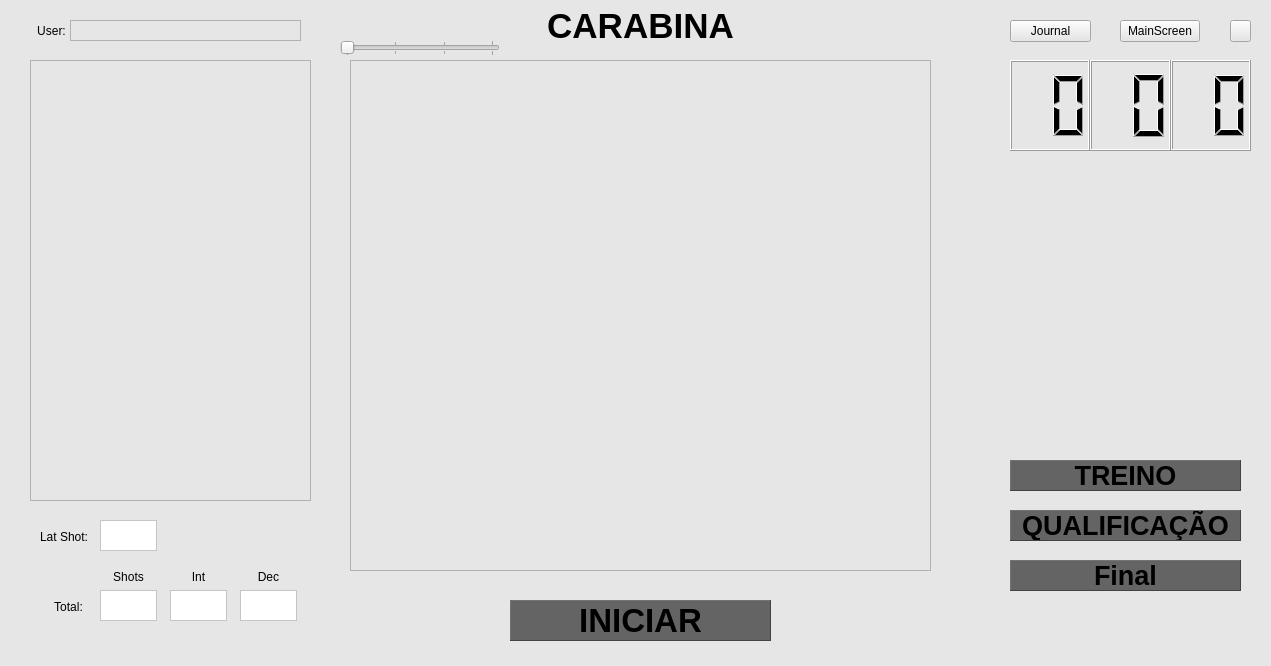
This is local_pc/gui/riflewindow.ui in xBogas/ES-SACA as Qt 5 draws it before an edit. The edited form follows.
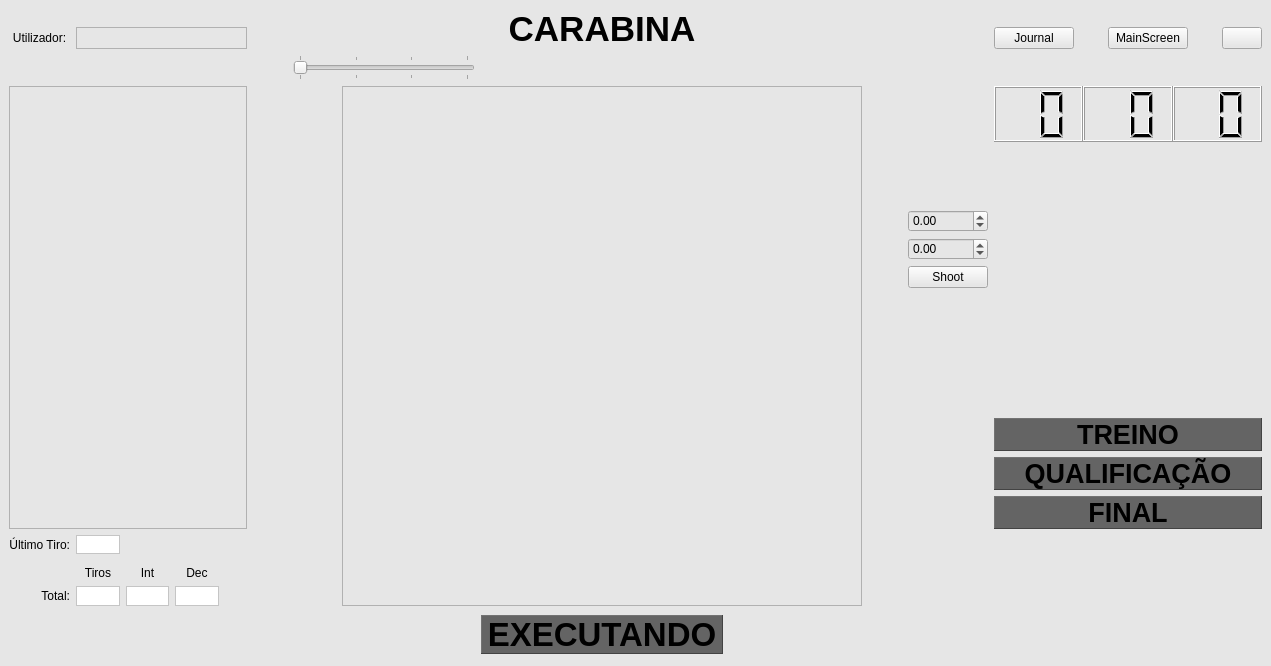
This is the edited form. Icons and pictures are not drawn.

Commit message: Alteração dos ui do mainwindow e riflewindow para permitir ajuste das janelas, alterações na tabela do pistolwindow e riflewindow.

```diff
--- a/local_pc/gui/riflewindow.ui
+++ b/local_pc/gui/riflewindow.ui
@@ -17,190 +17,44 @@
    <string notr="true">background-color: rgb(230, 230, 230);</string>
   </property>
   <widget class="QWidget" name="centralwidget">
-   <widget class="QLabel" name="total_int">
-    <property name="geometry">
-     <rect>
-      <x>100</x>
-      <y>590</y>
-      <width>57</width>
-      <height>31</height>
-     </rect>
-    </property>
-    <property name="styleSheet">
-     <string notr="true">background-color: rgb(255, 255, 255);</string>
-    </property>
-    <property name="frameShape">
-     <enum>QFrame::StyledPanel</enum>
-    </property>
-    <property name="text">
-     <string/>
-    </property>
-    <property name="wordWrap">
-     <bool>false</bool>
-    </property>
-   </widget>
-   <widget class="QTableView" name="tableView">
-    <property name="geometry">
-     <rect>
-      <x>30</x>
-      <y>60</y>
-      <width>281</width>
-      <height>441</height>
-     </rect>
-    </property>
-   </widget>
-   <widget class="QSlider" name="horizontalSlider">
-    <property name="geometry">
-     <rect>
-      <x>340</x>
-      <y>40</y>
-      <width>160</width>
-      <height>16</height>
-     </rect>
-    </property>
-    <property name="minimum">
-     <number>100</number>
-    </property>
-    <property name="maximum">
-     <number>400</number>
-    </property>
-    <property name="singleStep">
-     <number>100</number>
-    </property>
-    <property name="pageStep">
-     <number>100</number>
-    </property>
+   <layout class="QGridLayout" name="gridLayout">
+    <item row="0" column="0">
+     <layout class="QGridLayout" name="gridLayout_3">
+      <property name="sizeConstraint">
+       <enum>QLayout::SetDefaultConstraint</enum>
+      </property>
+      <property name="spacing">
+       <number>6</number>
+      </property>
+      <item row="6" column="14">
+       <spacer name="verticalSpacer_4">
     <property name="orientation">
-     <enum>Qt::Horizontal</enum>
-    </property>
-    <property name="tickPosition">
-     <enum>QSlider::TicksBothSides</enum>
-    </property>
-   </widget>
-   <widget class="QPushButton" name="ExitButton">
-    <property name="geometry">
-     <rect>
-      <x>1230</x>
-      <y>20</y>
-      <width>21</width>
-      <height>22</height>
-     </rect>
-    </property>
-    <property name="text">
-     <string/>
-    </property>
-    <property name="icon">
-     <iconset>
-      <normaloff>resource/img/exit.png</normaloff>resource/img/exit.png</iconset>
-    </property>
-   </widget>
-   <widget class="QLabel" name="label_8">
-    <property name="geometry">
-     <rect>
-      <x>26</x>
-      <y>20</y>
-      <width>51</width>
-      <height>21</height>
-     </rect>
-    </property>
-    <property name="text">
-     <string>User:</string>
-    </property>
-    <property name="alignment">
-     <set>Qt::AlignCenter</set>
-    </property>
-   </widget>
-   <widget class="QLabel" name="total_dec">
-    <property name="geometry">
-     <rect>
-      <x>170</x>
-      <y>590</y>
-      <width>57</width>
-      <height>31</height>
-     </rect>
-    </property>
-    <property name="styleSheet">
-     <string notr="true">background-color: rgb(255, 255, 255);</string>
-    </property>
-    <property name="frameShape">
-     <enum>QFrame::StyledPanel</enum>
-    </property>
-    <property name="text">
-     <string/>
-    </property>
-    <property name="wordWrap">
-     <bool>false</bool>
-    </property>
-   </widget>
-   <widget class="QLabel" name="label_6">
-    <property name="geometry">
-     <rect>
-      <x>520</x>
-      <y>10</y>
-      <width>241</width>
-      <height>31</height>
-     </rect>
-    </property>
-    <property name="font">
-     <font>
-      <pointsize>26</pointsize>
-      <bold>true</bold>
-     </font>
-    </property>
-    <property name="text">
-     <string>CARABINA</string>
-    </property>
-    <property name="alignment">
-     <set>Qt::AlignCenter</set>
-    </property>
-   </widget>
-   <widget class="QLabel" name="label_4">
-    <property name="geometry">
-     <rect>
-      <x>170</x>
-      <y>570</y>
-      <width>57</width>
-      <height>14</height>
-     </rect>
-    </property>
-    <property name="text">
-     <string>Int</string>
-    </property>
-    <property name="alignment">
-     <set>Qt::AlignCenter</set>
-    </property>
-   </widget>
-   <widget class="QLabel" name="label_5">
-    <property name="geometry">
-     <rect>
-      <x>240</x>
-      <y>570</y>
-      <width>57</width>
-      <height>14</height>
-     </rect>
-    </property>
-    <property name="text">
-     <string>Dec</string>
-    </property>
-    <property name="alignment">
-     <set>Qt::AlignCenter</set>
-    </property>
-   </widget>
-   <widget class="QWidget" name="horizontalLayoutWidget">
-    <property name="geometry">
-     <rect>
-      <x>1010</x>
-      <y>60</y>
-      <width>241</width>
-      <height>91</height>
-     </rect>
-    </property>
+         <enum>Qt::Vertical</enum>
+        </property>
+        <property name="sizeType">
+         <enum>QSizePolicy::Minimum</enum>
+        </property>
+        <property name="sizeHint" stdset="0">
+         <size>
+          <width>20</width>
+          <height>45</height>
+         </size>
+        </property>
+       </spacer>
+      </item>
+      <item row="3" column="12" colspan="5">
     <layout class="QHBoxLayout" name="horizontalLayout">
      <property name="spacing">
       <number>0</number>
      </property>
      <item>
       <widget class="QLCDNumber" name="hours">
+          <property name="sizePolicy">
+           <sizepolicy hsizetype="Minimum" vsizetype="Minimum">
+            <horstretch>0</horstretch>
+            <verstretch>0</verstretch>
+           </sizepolicy>
+          </property>
        <property name="styleSheet">
         <string notr="true"/>
        </property>
@@ -236,217 +90,338 @@
       </widget>
      </item>
     </layout>
-   </widget>
-   <widget class="QLabel" name="label">
-    <property name="geometry">
-     <rect>
-      <x>40</x>
-      <y>530</y>
-      <width>57</width>
-      <height>14</height>
-     </rect>
-    </property>
+      </item>
+      <item row="2" column="6" colspan="2">
+       <widget class="QSlider" name="horizontalSlider">
+        <property name="sizePolicy">
+         <sizepolicy hsizetype="Expanding" vsizetype="Fixed">
+          <horstretch>2</horstretch>
+          <verstretch>1</verstretch>
+         </sizepolicy>
+        </property>
+        <property name="minimum">
+         <number>100</number>
+        </property>
+        <property name="maximum">
+         <number>400</number>
+        </property>
+        <property name="singleStep">
+         <number>100</number>
+        </property>
+        <property name="pageStep">
+         <number>100</number>
+        </property>
+        <property name="orientation">
+         <enum>Qt::Horizontal</enum>
+        </property>
+        <property name="tickPosition">
+         <enum>QSlider::TicksBothSides</enum>
+        </property>
+       </widget>
+      </item>
+      <item row="13" column="3">
+       <widget class="QLabel" name="total_dec_2">
+        <property name="sizePolicy">
+         <sizepolicy hsizetype="Preferred" vsizetype="Preferred">
+          <horstretch>2</horstretch>
+          <verstretch>1</verstretch>
+         </sizepolicy>
+        </property>
+        <property name="styleSheet">
+         <string notr="true">background-color: rgb(255, 255, 255);</string>
+        </property>
     <property name="frameShape">
-     <enum>QFrame::NoFrame</enum>
+         <enum>QFrame::StyledPanel</enum>
     </property>
     <property name="text">
-     <string>Lat Shot:</string>
-    </property>
-   </widget>
+         <string/>
+        </property>
+        <property name="wordWrap">
+         <bool>false</bool>
+        </property>
+       </widget>
+      </item>
+      <item row="1" column="13">
+       <spacer name="horizontalSpacer_2">
+        <property name="orientation">
+         <enum>Qt::Horizontal</enum>
+        </property>
+        <property name="sizeHint" stdset="0">
+         <size>
+          <width>40</width>
+          <height>20</height>
+         </size>
+        </property>
+       </spacer>
+      </item>
+      <item row="14" column="8" rowspan="2">
+       <widget class="QLabel" name="Start">
+        <property name="sizePolicy">
+         <sizepolicy hsizetype="Minimum" vsizetype="Fixed">
+          <horstretch>11</horstretch>
+          <verstretch>7</verstretch>
+         </sizepolicy>
+        </property>
+        <property name="font">
+         <font>
+          <pointsize>25</pointsize>
+          <bold>true</bold>
+         </font>
+        </property>
+        <property name="styleSheet">
+         <string notr="true">background-color: rgb(100, 100, 100);</string>
+        </property>
+        <property name="frameShape">
+         <enum>QFrame::Panel</enum>
+        </property>
+        <property name="frameShadow">
+         <enum>QFrame::Raised</enum>
+        </property>
+        <property name="text">
+         <string>EXECUTANDO</string>
+        </property>
+        <property name="alignment">
+         <set>Qt::AlignCenter</set>
+        </property>
+       </widget>
+      </item>
+      <item row="0" column="8" rowspan="2">
+       <widget class="QLabel" name="label_6">
+        <property name="sizePolicy">
+         <sizepolicy hsizetype="Preferred" vsizetype="Preferred">
+          <horstretch>1</horstretch>
+          <verstretch>1</verstretch>
+         </sizepolicy>
+        </property>
+        <property name="font">
+         <font>
+          <pointsize>26</pointsize>
+          <bold>true</bold>
+         </font>
+        </property>
+        <property name="text">
+         <string>CARABINA</string>
+        </property>
+        <property name="alignment">
+         <set>Qt::AlignCenter</set>
+        </property>
+       </widget>
+      </item>
+      <item row="1" column="14">
    <widget class="QPushButton" name="MainButton">
-    <property name="geometry">
-     <rect>
-      <x>1120</x>
-      <y>20</y>
-      <width>80</width>
-      <height>22</height>
-     </rect>
-    </property>
     <property name="text">
      <string>MainScreen</string>
     </property>
    </widget>
+      </item>
+      <item row="12" column="1">
+       <widget class="QLabel" name="label_3">
+        <property name="sizePolicy">
+         <sizepolicy hsizetype="Preferred" vsizetype="Preferred">
+          <horstretch>1</horstretch>
+          <verstretch>1</verstretch>
+         </sizepolicy>
+        </property>
+        <property name="text">
+         <string>Tiros</string>
+        </property>
+        <property name="alignment">
+         <set>Qt::AlignBottom|Qt::AlignHCenter</set>
+        </property>
+       </widget>
+      </item>
+      <item row="1" column="1" colspan="4">
+       <widget class="QLabel" name="label_7">
+        <property name="sizePolicy">
+         <sizepolicy hsizetype="Preferred" vsizetype="Preferred">
+          <horstretch>1</horstretch>
+          <verstretch>1</verstretch>
+         </sizepolicy>
+        </property>
+        <property name="styleSheet">
+         <string notr="true"/>
+        </property>
+        <property name="frameShape">
+         <enum>QFrame::StyledPanel</enum>
+        </property>
+        <property name="text">
+         <string/>
+        </property>
+       </widget>
+      </item>
+      <item row="13" column="2">
+       <widget class="QLabel" name="total_dec">
+        <property name="sizePolicy">
+         <sizepolicy hsizetype="Preferred" vsizetype="Preferred">
+          <horstretch>2</horstretch>
+          <verstretch>1</verstretch>
+         </sizepolicy>
+        </property>
+        <property name="styleSheet">
+         <string notr="true">background-color: rgb(255, 255, 255);</string>
+        </property>
+        <property name="frameShape">
+         <enum>QFrame::StyledPanel</enum>
+        </property>
+        <property name="text">
+         <string/>
+        </property>
+        <property name="wordWrap">
+         <bool>false</bool>
+        </property>
+       </widget>
+      </item>
+      <item row="13" column="0">
    <widget class="QLabel" name="label_2">
-    <property name="geometry">
-     <rect>
-      <x>40</x>
-      <y>600</y>
-      <width>57</width>
-      <height>14</height>
-     </rect>
+        <property name="sizePolicy">
+         <sizepolicy hsizetype="Preferred" vsizetype="Preferred">
+          <horstretch>1</horstretch>
+          <verstretch>1</verstretch>
+         </sizepolicy>
     </property>
     <property name="text">
      <string>Total:</string>
     </property>
     <property name="alignment">
-     <set>Qt::AlignCenter</set>
-    </property>
-   </widget>
-   <widget class="QLabel" name="label_7">
-    <property name="geometry">
-     <rect>
-      <x>70</x>
-      <y>20</y>
-      <width>231</width>
-      <height>21</height>
-     </rect>
-    </property>
-    <property name="styleSheet">
-     <string notr="true"/>
-    </property>
-    <property name="frameShape">
-     <enum>QFrame::StyledPanel</enum>
-    </property>
-    <property name="text">
-     <string/>
-    </property>
-   </widget>
-   <widget class="QLabel" name="lastshot">
-    <property name="geometry">
-     <rect>
-      <x>100</x>
-      <y>520</y>
-      <width>57</width>
-      <height>31</height>
-     </rect>
+         <set>Qt::AlignRight|Qt::AlignTrailing|Qt::AlignVCenter</set>
+        </property>
+       </widget>
+      </item>
+      <item row="1" column="15">
+       <spacer name="horizontalSpacer_3">
+        <property name="orientation">
+         <enum>Qt::Horizontal</enum>
+        </property>
+        <property name="sizeType">
+         <enum>QSizePolicy::Expanding</enum>
+        </property>
+        <property name="sizeHint" stdset="0">
+         <size>
+          <width>40</width>
+          <height>20</height>
+         </size>
+        </property>
+       </spacer>
+      </item>
+      <item row="10" column="12" colspan="5">
+       <widget class="QLabel" name="Final">
+        <property name="sizePolicy">
+         <sizepolicy hsizetype="Minimum" vsizetype="Fixed">
+          <horstretch>1</horstretch>
+          <verstretch>1</verstretch>
+         </sizepolicy>
+        </property>
+        <property name="font">
+         <font>
+          <pointsize>20</pointsize>
+          <bold>true</bold>
+         </font>
     </property>
     <property name="styleSheet">
-     <string notr="true">background-color: rgb(255, 255, 255);</string>
+         <string notr="true">background-color: rgb(100, 100, 100);</string>
     </property>
     <property name="frameShape">
-     <enum>QFrame::StyledPanel</enum>
+         <enum>QFrame::Panel</enum>
     </property>
     <property name="frameShadow">
-     <enum>QFrame::Plain</enum>
+         <enum>QFrame::Raised</enum>
     </property>
     <property name="text">
-     <string/>
-    </property>
-    <property name="wordWrap">
-     <bool>false</bool>
-    </property>
-   </widget>
-   <widget class="QLabel" name="label_3">
-    <property name="geometry">
-     <rect>
-      <x>100</x>
-      <y>570</y>
-      <width>57</width>
-      <height>14</height>
-     </rect>
-    </property>
+         <string>FINAL</string>
+        </property>
+        <property name="alignment">
+         <set>Qt::AlignCenter</set>
+        </property>
+       </widget>
+      </item>
+      <item row="3" column="0" rowspan="8" colspan="5">
+       <widget class="QTableWidget" name="tableWidget">
+        <property name="sizePolicy">
+         <sizepolicy hsizetype="Expanding" vsizetype="Expanding">
+          <horstretch>1</horstretch>
+          <verstretch>17</verstretch>
+         </sizepolicy>
+        </property>
+       </widget>
+      </item>
+      <item row="3" column="11">
+       <spacer name="verticalSpacer_2">
+        <property name="orientation">
+         <enum>Qt::Vertical</enum>
+        </property>
+        <property name="sizeType">
+         <enum>QSizePolicy::Minimum</enum>
+        </property>
+        <property name="sizeHint" stdset="0">
+         <size>
+          <width>20</width>
+          <height>45</height>
+         </size>
+        </property>
+       </spacer>
+      </item>
+      <item row="1" column="0">
+       <widget class="QLabel" name="label_8">
+        <property name="sizePolicy">
+         <sizepolicy hsizetype="Preferred" vsizetype="Preferred">
+          <horstretch>1</horstretch>
+          <verstretch>1</verstretch>
+         </sizepolicy>
+        </property>
     <property name="text">
-     <string>Shots</string>
+         <string>Utilizador:</string>
     </property>
     <property name="alignment">
      <set>Qt::AlignCenter</set>
     </property>
    </widget>
+      </item>
+      <item row="5" column="14">
+       <spacer name="verticalSpacer_3">
+        <property name="orientation">
+         <enum>Qt::Vertical</enum>
+        </property>
+        <property name="sizeHint" stdset="0">
+         <size>
+          <width>20</width>
+          <height>40</height>
+         </size>
+        </property>
+       </spacer>
+      </item>
+      <item row="11" column="0">
+       <widget class="QLabel" name="label">
+        <property name="sizePolicy">
+         <sizepolicy hsizetype="Preferred" vsizetype="Preferred">
+          <horstretch>1</horstretch>
+          <verstretch>1</verstretch>
+         </sizepolicy>
+        </property>
+        <property name="frameShape">
+         <enum>QFrame::NoFrame</enum>
+        </property>
+        <property name="text">
+         <string>Último Tiro:</string>
+        </property>
+        <property name="alignment">
+         <set>Qt::AlignRight|Qt::AlignTrailing|Qt::AlignVCenter</set>
+        </property>
+       </widget>
+      </item>
+      <item row="1" column="12">
    <widget class="QPushButton" name="JournalButton">
-    <property name="geometry">
-     <rect>
-      <x>1010</x>
-      <y>20</y>
-      <width>81</width>
-      <height>22</height>
-     </rect>
-    </property>
     <property name="text">
      <string>Journal</string>
     </property>
    </widget>
-   <widget class="QLabel" name="total_dec_2">
-    <property name="geometry">
-     <rect>
-      <x>240</x>
-      <y>590</y>
-      <width>57</width>
-      <height>31</height>
-     </rect>
-    </property>
-    <property name="styleSheet">
-     <string notr="true">background-color: rgb(255, 255, 255);</string>
-    </property>
-    <property name="frameShape">
-     <enum>QFrame::StyledPanel</enum>
-    </property>
-    <property name="text">
-     <string/>
-    </property>
-    <property name="wordWrap">
-     <bool>false</bool>
-    </property>
-   </widget>
-   <widget class="QLabel" name="Final">
-    <property name="geometry">
-     <rect>
-      <x>1010</x>
-      <y>560</y>
-      <width>231</width>
-      <height>31</height>
-     </rect>
-    </property>
-    <property name="font">
-     <font>
-      <pointsize>20</pointsize>
-      <bold>true</bold>
-     </font>
-    </property>
-    <property name="styleSheet">
-     <string notr="true">background-color: rgb(100, 100, 100);</string>
-    </property>
-    <property name="frameShape">
-     <enum>QFrame::Panel</enum>
-    </property>
-    <property name="frameShadow">
-     <enum>QFrame::Raised</enum>
-    </property>
-    <property name="text">
-     <string>Final</string>
-    </property>
-    <property name="alignment">
-     <set>Qt::AlignCenter</set>
-    </property>
-   </widget>
-   <widget class="QLabel" name="Practice">
-    <property name="geometry">
-     <rect>
-      <x>1010</x>
-      <y>460</y>
-      <width>231</width>
-      <height>31</height>
-     </rect>
-    </property>
-    <property name="font">
-     <font>
-      <pointsize>20</pointsize>
-      <bold>true</bold>
-     </font>
-    </property>
-    <property name="styleSheet">
-     <string notr="true">background-color: rgb(100, 100, 100);</string>
-    </property>
-    <property name="frameShape">
-     <enum>QFrame::Panel</enum>
-    </property>
-    <property name="frameShadow">
-     <enum>QFrame::Raised</enum>
-    </property>
-    <property name="text">
-     <string>TREINO</string>
-    </property>
-    <property name="alignment">
-     <set>Qt::AlignCenter</set>
-    </property>
-   </widget>
+      </item>
+      <item row="9" column="12" colspan="5">
    <widget class="QLabel" name="Match">
-    <property name="geometry">
-     <rect>
-      <x>1010</x>
-      <y>510</y>
-      <width>231</width>
-      <height>31</height>
-     </rect>
+        <property name="sizePolicy">
+         <sizepolicy hsizetype="Minimum" vsizetype="Fixed">
+          <horstretch>1</horstretch>
+          <verstretch>1</verstretch>
+         </sizepolicy>
     </property>
     <property name="font">
      <font>
@@ -470,14 +445,38 @@
      <set>Qt::AlignCenter</set>
     </property>
    </widget>
+      </item>
+      <item row="3" column="7" rowspan="11" colspan="3">
    <widget class="QGraphicsView" name="Target">
-    <property name="geometry">
-     <rect>
-      <x>350</x>
-      <y>60</y>
-      <width>581</width>
-      <height>511</height>
-     </rect>
+        <property name="sizePolicy">
+         <sizepolicy hsizetype="Fixed" vsizetype="Fixed">
+          <horstretch>6</horstretch>
+          <verstretch>6</verstretch>
+         </sizepolicy>
+        </property>
+        <property name="minimumSize">
+         <size>
+          <width>520</width>
+          <height>520</height>
+         </size>
+        </property>
+        <property name="maximumSize">
+         <size>
+          <width>10000</width>
+          <height>10000</height>
+         </size>
+        </property>
+        <property name="sizeIncrement">
+         <size>
+          <width>0</width>
+          <height>0</height>
+         </size>
+        </property>
+        <property name="baseSize">
+         <size>
+          <width>520</width>
+          <height>520</height>
+         </size>
     </property>
     <property name="frameShadow">
      <enum>QFrame::Raised</enum>
@@ -507,18 +506,218 @@
      <enum>QGraphicsView::NoDrag</enum>
     </property>
    </widget>
-   <widget class="QLabel" name="Start">
-    <property name="geometry">
-     <rect>
-      <x>510</x>
-      <y>600</y>
-      <width>261</width>
-      <height>41</height>
-     </rect>
+      </item>
+      <item row="4" column="11">
+       <spacer name="verticalSpacer_5">
+        <property name="orientation">
+         <enum>Qt::Vertical</enum>
+        </property>
+        <property name="sizeType">
+         <enum>QSizePolicy::Minimum</enum>
+        </property>
+        <property name="sizeHint" stdset="0">
+         <size>
+          <width>20</width>
+          <height>45</height>
+         </size>
+        </property>
+       </spacer>
+      </item>
+      <item row="5" column="11">
+       <layout class="QVBoxLayout" name="verticalLayout_2">
+        <item>
+         <widget class="QDoubleSpinBox" name="doubleSpinBox">
+          <property name="minimum">
+           <double>-400.000000000000000</double>
+          </property>
+          <property name="maximum">
+           <double>400.000000000000000</double>
+          </property>
+          <property name="singleStep">
+           <double>0.100000000000000</double>
+          </property>
+         </widget>
+        </item>
+        <item>
+         <widget class="QDoubleSpinBox" name="doubleSpinBox_2">
+          <property name="minimum">
+           <double>-400.000000000000000</double>
+          </property>
+          <property name="maximum">
+           <double>400.000000000000000</double>
+          </property>
+          <property name="singleStep">
+           <double>0.100000000000000</double>
+          </property>
+         </widget>
+        </item>
+        <item>
+         <widget class="QPushButton" name="ShootButton">
+          <property name="text">
+           <string>Shoot</string>
+          </property>
+         </widget>
+        </item>
+       </layout>
+      </item>
+      <item row="12" column="2">
+       <widget class="QLabel" name="label_4">
+        <property name="sizePolicy">
+         <sizepolicy hsizetype="Preferred" vsizetype="Preferred">
+          <horstretch>1</horstretch>
+          <verstretch>1</verstretch>
+         </sizepolicy>
+        </property>
+        <property name="text">
+         <string>Int</string>
+        </property>
+        <property name="alignment">
+         <set>Qt::AlignBottom|Qt::AlignHCenter</set>
+        </property>
+       </widget>
+      </item>
+      <item row="1" column="16">
+       <widget class="QPushButton" name="ExitButton">
+        <property name="sizePolicy">
+         <sizepolicy hsizetype="Fixed" vsizetype="Fixed">
+          <horstretch>0</horstretch>
+          <verstretch>0</verstretch>
+         </sizepolicy>
+        </property>
+        <property name="text">
+         <string/>
+        </property>
+        <property name="icon">
+         <iconset>
+          <normaloff>resource/img/exit.png</normaloff>resource/img/exit.png</iconset>
+        </property>
+       </widget>
+      </item>
+      <item row="12" column="3">
+       <widget class="QLabel" name="label_5">
+        <property name="sizePolicy">
+         <sizepolicy hsizetype="Preferred" vsizetype="Preferred">
+          <horstretch>1</horstretch>
+          <verstretch>1</verstretch>
+         </sizepolicy>
+        </property>
+        <property name="text">
+         <string>Dec</string>
+        </property>
+        <property name="alignment">
+         <set>Qt::AlignBottom|Qt::AlignHCenter</set>
+        </property>
+       </widget>
+      </item>
+      <item row="13" column="1">
+       <widget class="QLabel" name="total_int">
+        <property name="sizePolicy">
+         <sizepolicy hsizetype="Preferred" vsizetype="Preferred">
+          <horstretch>2</horstretch>
+          <verstretch>3</verstretch>
+         </sizepolicy>
+        </property>
+        <property name="styleSheet">
+         <string notr="true">background-color: rgb(255, 255, 255);</string>
+        </property>
+        <property name="frameShape">
+         <enum>QFrame::StyledPanel</enum>
+        </property>
+        <property name="text">
+         <string/>
+        </property>
+        <property name="wordWrap">
+         <bool>false</bool>
+        </property>
+       </widget>
+      </item>
+      <item row="7" column="14">
+       <spacer name="verticalSpacer">
+        <property name="orientation">
+         <enum>Qt::Vertical</enum>
+        </property>
+        <property name="sizeType">
+         <enum>QSizePolicy::Minimum</enum>
+        </property>
+        <property name="sizeHint" stdset="0">
+         <size>
+          <width>20</width>
+          <height>45</height>
+         </size>
+        </property>
+       </spacer>
+      </item>
+      <item row="5" column="10">
+       <spacer name="horizontalSpacer_6">
+        <property name="orientation">
+         <enum>Qt::Horizontal</enum>
+        </property>
+        <property name="sizeType">
+         <enum>QSizePolicy::Fixed</enum>
+        </property>
+        <property name="sizeHint" stdset="0">
+         <size>
+          <width>40</width>
+          <height>20</height>
+         </size>
+        </property>
+       </spacer>
+      </item>
+      <item row="11" column="1">
+       <widget class="QLabel" name="lastshot">
+        <property name="sizePolicy">
+         <sizepolicy hsizetype="Preferred" vsizetype="Preferred">
+          <horstretch>2</horstretch>
+          <verstretch>3</verstretch>
+         </sizepolicy>
+        </property>
+        <property name="styleSheet">
+         <string notr="true">background-color: rgb(255, 255, 255);</string>
+        </property>
+        <property name="frameShape">
+         <enum>QFrame::StyledPanel</enum>
+        </property>
+        <property name="frameShadow">
+         <enum>QFrame::Plain</enum>
+        </property>
+        <property name="text">
+         <string/>
+        </property>
+        <property name="wordWrap">
+         <bool>false</bool>
+        </property>
+       </widget>
+      </item>
+      <item row="12" column="5">
+       <spacer name="horizontalSpacer_4">
+        <property name="orientation">
+         <enum>Qt::Horizontal</enum>
+        </property>
+        <property name="sizeType">
+         <enum>QSizePolicy::Fixed</enum>
+        </property>
+        <property name="sizeHint" stdset="0">
+         <size>
+          <width>40</width>
+          <height>20</height>
+         </size>
+        </property>
+       </spacer>
+      </item>
+      <item row="8" column="12" colspan="5">
+       <widget class="QLabel" name="Practice">
+        <property name="enabled">
+         <bool>true</bool>
+        </property>
+        <property name="sizePolicy">
+         <sizepolicy hsizetype="Minimum" vsizetype="Fixed">
+          <horstretch>1</horstretch>
+          <verstretch>1</verstretch>
+         </sizepolicy>
     </property>
     <property name="font">
      <font>
-      <pointsize>25</pointsize>
+          <pointsize>20</pointsize>
       <bold>true</bold>
      </font>
     </property>
@@ -532,12 +731,16 @@
      <enum>QFrame::Raised</enum>
     </property>
     <property name="text">
-     <string>INICIAR</string>
+         <string>TREINO</string>
     </property>
     <property name="alignment">
      <set>Qt::AlignCenter</set>
     </property>
    </widget>
+      </item>
+     </layout>
+    </item>
+   </layout>
   </widget>
  </widget>
  <resources/>
```
Lines whose indentation alone changed are shown as unchanged. The commit also changes 6 other files.
